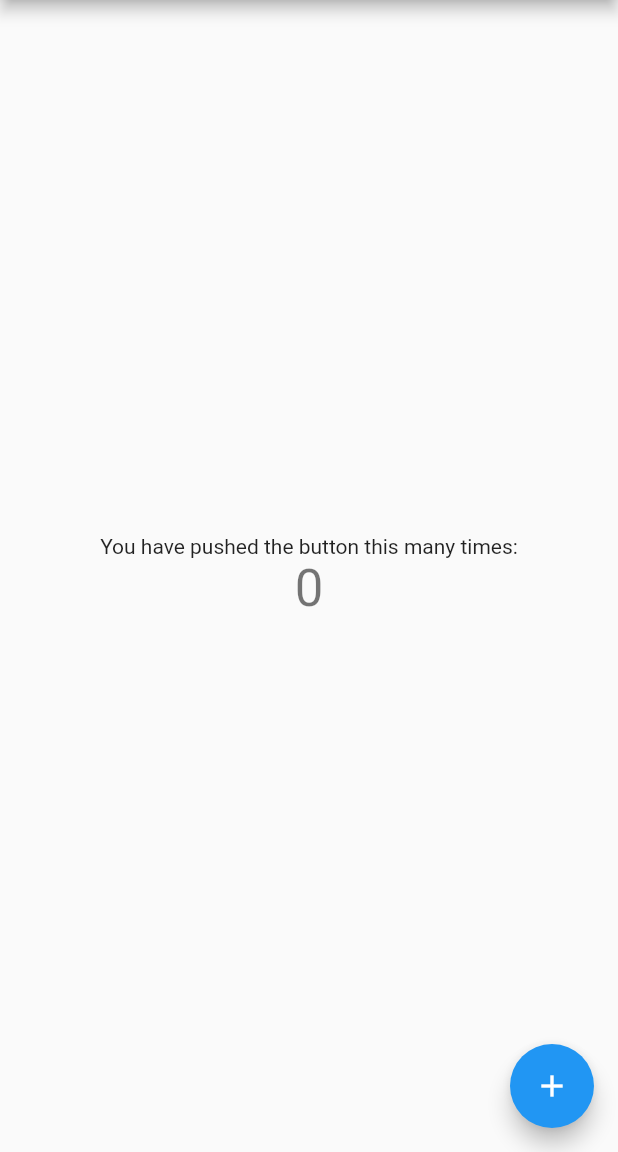
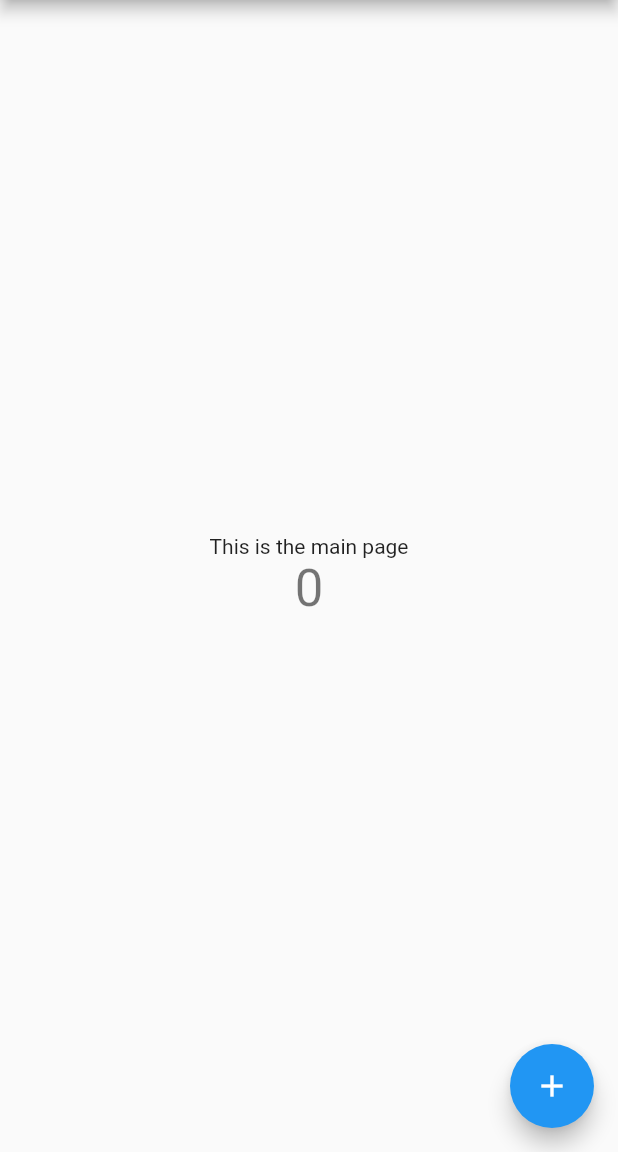
Before and after one commit to Majdi-Zlitni/MedTeck, a Flutter app: the screen it shows after launch, on a phone screen of 412 x 824 dp, the part 84-1236 px from its top. Run offline on Flutter 3.47's test engine with Material 2 defaults, Android fonts, the phone set to English and light mode, and no system bars.

Commit message:
:art: changing main title

```diff
--- a/lib/main.dart
+++ b/lib/main.dart
@@ -96,7 +96,7 @@ class _MyHomePageState extends State<MyHomePage> {
           mainAxisAlignment: MainAxisAlignment.center,
           children: <Widget>[
             const Text(
-              'You have pushed the button this many times:',
+              'This is the main page',
             ),
             Text(
               '$_counter',
```
